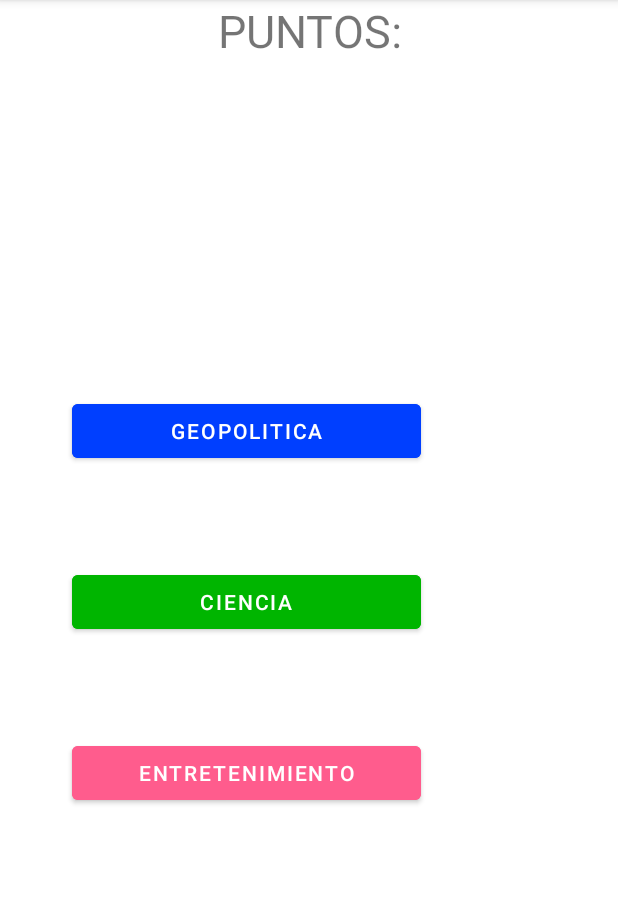
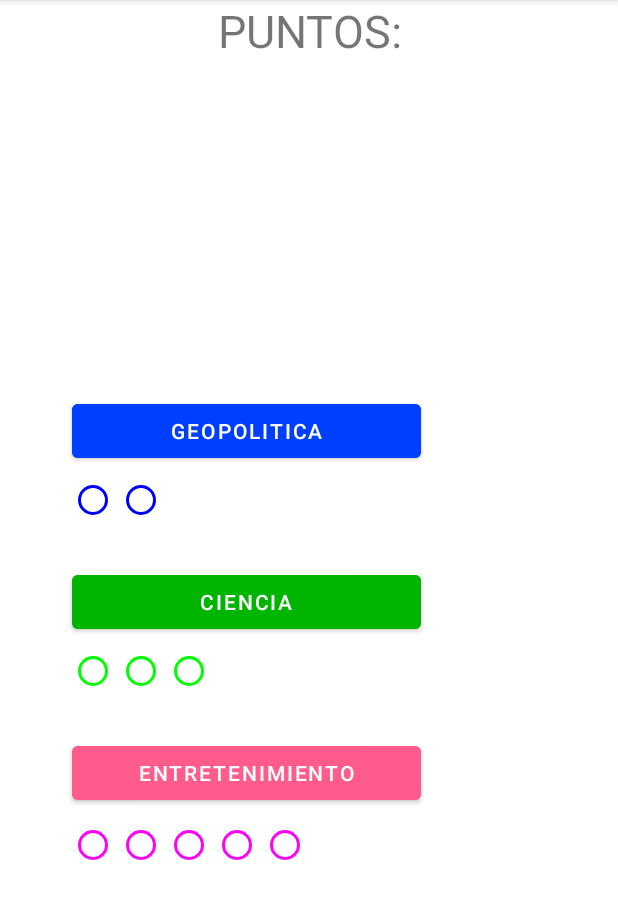
Before and after one commit to casasDev/Terrivial, an Android app: the MainActivity2 screen opened directly, with no data from a screen before it, on a phone screen of 412 x 824 dp, the part 84-1003 px from its top. Run offline under Robolectric (Android 15) with nearby library versions, the phone set to English and light mode, and no system bars; network calls fail.

Commit message:
Botones subcategorías finiquitados

```diff
--- a/app/build.gradle
+++ b/app/build.gradle
@@ -37,6 +37,7 @@ dependencies {
     implementation 'com.google.android.material:material:1.6.1'
     implementation 'androidx.appcompat:appcompat:1.5.1'
     implementation 'androidx.constraintlayout:constraintlayout:2.1.4'
+    implementation 'androidx.gridlayout:gridlayout:1.0.0'
     testImplementation 'junit:junit:4.13.2'
     androidTestImplementation 'com.android.support.test:runner:1.0.2'
     androidTestImplementation 'com.android.support.test.espresso:espresso-core:3.0.2'
--- a/app/src/main/AndroidManifest.xml
+++ b/app/src/main/AndroidManifest.xml
@@ -14,6 +14,9 @@
         android:theme="@style/Theme.Terrivial"
         tools:targetApi="31">
         <activity
+            android:name=".vista.Respondeme"
+            android:exported="false" />
+        <activity
             android:name=".vista.MainActivity2"
             android:exported="false" />
         <activity
--- a/app/src/main/java/com/example/terrivial/modelo/Categoria.java
+++ b/app/src/main/java/com/example/terrivial/modelo/Categoria.java
@@ -37,7 +37,9 @@ public abstract class Categoria {
     public Map<String, List<Pregunta>> getPregunticas() {
         return this.pregunticas;
     }
-
+    public Map<String ,Boolean> getPunticos(){
+        return this.punticos;
+    }
     public void anadirLista(String subCateg, List<Pregunta> lista) {
         this.pregunticas.put(subCateg, lista);
     }
--- a/app/src/main/java/com/example/terrivial/modelo/Partida.java
+++ b/app/src/main/java/com/example/terrivial/modelo/Partida.java
@@ -30,7 +30,7 @@ public class Partida {
        categorias.forEach(c -> c.llenarMapa(cc));
     }
     public void actualizarPregunta(String c){
-       this.preguntaActual = categorias.stream().filter(cc -> cc.getNombre().equals(c)).findAny().get().preguntaRandom();
+       this.preguntaActual = categorias.stream().filter(cc -> cc.getNombre().equalsIgnoreCase(c)).findAny().get().preguntaRandom();
     }
     public Pregunta getPreguntaActual(){
         return this.preguntaActual;
--- a/app/src/main/java/com/example/terrivial/vista/MainActivity2.kt
+++ b/app/src/main/java/com/example/terrivial/vista/MainActivity2.kt
@@ -1,13 +1,86 @@
 package com.example.terrivial.vista
 
+import android.content.res.ColorStateList
+import android.graphics.Color
 import androidx.appcompat.app.AppCompatActivity
 import android.os.Bundle
+import android.widget.Button
+import androidx.gridlayout.widget.GridLayout
 import android.widget.RadioButton
+import android.widget.Toast
+import androidx.annotation.IdRes
+import androidx.core.view.children
 import com.example.terrivial.R
+import com.example.terrivial.modelo.Ciencia
+import com.example.terrivial.modelo.Entretenimiento
+import com.example.terrivial.modelo.Geopolitica
+import com.example.terrivial.modelo.Partida
+import java.util.*
+import kotlin.collections.HashMap
 
 class MainActivity2 : AppCompatActivity() {
+    private lateinit var grids : List<GridLayout>
+    private val punticos : MutableMap<String, RadioButton> = HashMap()
+    private lateinit var botones : List<Button>
+    private val partida = Partida.getInstance()
     override fun onCreate(savedInstanceState: Bundle?) {
         super.onCreate(savedInstanceState)
         setContentView(R.layout.activity_main2)
+        grids = listOf(findViewById(R.id.geop),findViewById(R.id.cienc),findViewById(R.id.entr))
+        generarRadio()
+        botones = listOf(findViewById(R.id.geo),findViewById(R.id.ceincia),findViewById(R.id.entretenimiento))
+
     }
-}
+    private fun generarRadio() {
+        grids.forEach { g ->
+                when (g.id) {
+                    R.id.geop -> Geopolitica.getInstance().pregunticas.keys.forEach { sc ->
+                        val r = RadioButton(this)
+                        r.buttonTintList = ColorStateList.valueOf(Color.BLUE)
+                        r.setOnClickListener{
+                            if (r.isChecked && !Geopolitica.getInstance().punticos[sc]!!) r.isChecked = false
+                        }
+                        r.setOnLongClickListener{
+                            Toast.makeText(this, sc, Toast.LENGTH_SHORT).show()
+                            false
+                        }
+                        g.addView(r)
+                        punticos.put(sc, r)
+                    }
+                    R.id.cienc -> Ciencia.getInstance().pregunticas.keys.forEach{ sc ->
+                        val r = RadioButton(this)
+                        r.buttonTintList = ColorStateList.valueOf(Color.GREEN)
+                        r.setOnClickListener{
+                            if (r.isChecked && !Ciencia.getInstance().punticos[sc]!!) r.isChecked = false
+                        }
+                        r.setOnLongClickListener{
+                            Toast.makeText(this, sc, Toast.LENGTH_SHORT).show()
+                            false
+                        }
+                        g.addView(r)
+                        punticos.put(sc, r)
+                    }
+                    R.id.entr -> Entretenimiento.getInstance().pregunticas.keys.forEach{ sc ->
+                        val r = RadioButton(this)
+                        r.buttonTintList = ColorStateList.valueOf(Color.MAGENTA)
+                        r.setOnClickListener{
+                            if (r.isChecked && !Entretenimiento.getInstance().punticos[sc]!!) r.isChecked = false
+                        }
+                        r.setOnLongClickListener{
+                            Toast.makeText(this, sc, Toast.LENGTH_SHORT).show()
+                          false
+                        }
+                        g.addView(r)
+                        punticos.put(sc, r)
+                    }
+                }
+            }
+        }
+    private fun botonesCategoria(){
+        botones.forEach{ b ->
+            b.setOnClickListener{
+                partida.actualizarPregunta(b.text.toString())
+            }
+        }
+    }
+    }
--- /dev/null
+++ b/app/src/main/java/com/example/terrivial/vista/Respondeme.kt
@@ -0,0 +1,12 @@
+package com.example.terrivial.vista
+
+import androidx.appcompat.app.AppCompatActivity
+import android.os.Bundle
+import com.example.terrivial.R
+
+class Respondeme : AppCompatActivity() {
+    override fun onCreate(savedInstanceState: Bundle?) {
+        super.onCreate(savedInstanceState)
+        setContentView(R.layout.activity_main3)
+    }
+}
--- a/app/src/main/res/layout/activity_main2.xml
+++ b/app/src/main/res/layout/activity_main2.xml
@@ -9,7 +9,7 @@
     >
 
     <TextView
-        android:id="@+id/textView"
+        android:id="@+id/puntos"
         android:layout_width="match_parent"
         android:layout_height="155dp"
         android:text="@string/puntos"
@@ -20,20 +20,20 @@
         android:id="@+id/geo"
         android:layout_width="232dp"
         android:layout_height="wrap_content"
-        android:layout_alignBottom="@+id/textView"
+        android:layout_alignBottom="@+id/puntos"
         android:layout_alignParentStart="true"
         android:layout_alignParentEnd="true"
         android:layout_marginStart="48dp"
         android:layout_marginEnd="131dp"
         android:layout_marginBottom="-156dp"
-        android:text="@string/geopolitica"
-        android:backgroundTint="#003FFF"/>
+        android:backgroundTint="#003FFF"
+        android:text="@string/geopolitica" />
 
     <Button
         android:id="@+id/ceincia"
         android:layout_width="232dp"
         android:layout_height="wrap_content"
-        android:layout_alignBottom="@+id/textView"
+        android:layout_alignBottom="@+id/puntos"
         android:layout_alignParentStart="true"
         android:layout_alignParentEnd="true"
         android:layout_marginStart="48dp"
@@ -45,7 +45,7 @@
         android:id="@+id/entretenimiento"
         android:layout_width="232dp"
         android:layout_height="wrap_content"
-        android:layout_alignBottom="@+id/textView"
+        android:layout_alignBottom="@+id/puntos"
         android:layout_alignParentStart="true"
         android:layout_alignParentEnd="true"
         android:layout_marginStart="48dp"
@@ -54,4 +54,50 @@
         android:backgroundTint="#FF5C8D"
         android:text="@string/entretenimiento" />
 
+    <androidx.gridlayout.widget.GridLayout
+        android:id="@+id/geop"
+        android:layout_width="234dp"
+        android:layout_height="53dp"
+        android:layout_alignBottom="@+id/puntos"
+        android:layout_alignParentStart="true"
+        android:layout_alignParentEnd="true"
+        android:layout_marginStart="46dp"
+        android:layout_marginEnd="131dp"
+        android:layout_marginBottom="-215dp"
+        app:rowCount="1"
+        app:columnCount="2"
+        >
+
+    </androidx.gridlayout.widget.GridLayout>
+
+    <androidx.gridlayout.widget.GridLayout
+        android:id="@+id/cienc"
+        android:layout_width="327dp"
+        android:layout_height="55dp"
+        android:layout_alignBottom="@+id/puntos"
+        android:layout_alignParentStart="true"
+        android:layout_alignParentEnd="true"
+        android:layout_marginStart="46dp"
+        android:layout_marginEnd="47dp"
+        android:layout_marginBottom="-331dp"
+        app:rowCount="1"
+        app:columnCount="3">
+
+    </androidx.gridlayout.widget.GridLayout>
+
+    <androidx.gridlayout.widget.GridLayout
+        android:id="@+id/entr"
+        android:layout_width="385dp"
+        android:layout_height="66dp"
+        android:layout_alignBottom="@+id/puntos"
+        android:layout_alignParentStart="true"
+        android:layout_alignParentEnd="true"
+        android:layout_marginStart="46dp"
+        android:layout_marginEnd="8dp"
+        android:layout_marginBottom="-458dp"
+        app:rowCount="1"
+        app:columnCount="5">
+
+    </androidx.gridlayout.widget.GridLayout>
+
 </RelativeLayout>
--- /dev/null
+++ b/app/src/main/res/layout/activity_main3.xml
@@ -0,0 +1,7 @@
+<?xml version="1.0" encoding="utf-8"?>
+<RelativeLayout xmlns:android="http://schemas.android.com/apk/res/android"
+    xmlns:app="http://schemas.android.com/apk/res-auto"
+    xmlns:tools="http://schemas.android.com/tools"
+    android:layout_width="match_parent"
+    android:layout_height="match_parent"
+    tools:context=".vista.Respondeme"/>
```
